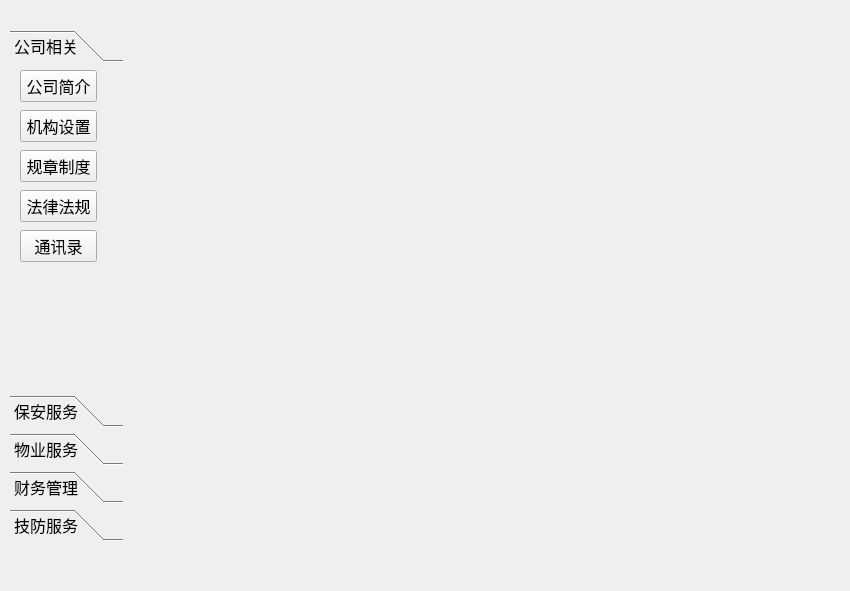
This is Main.ui in yao901213/GuardCoop as Qt 5 draws it before an edit. The edited form follows.
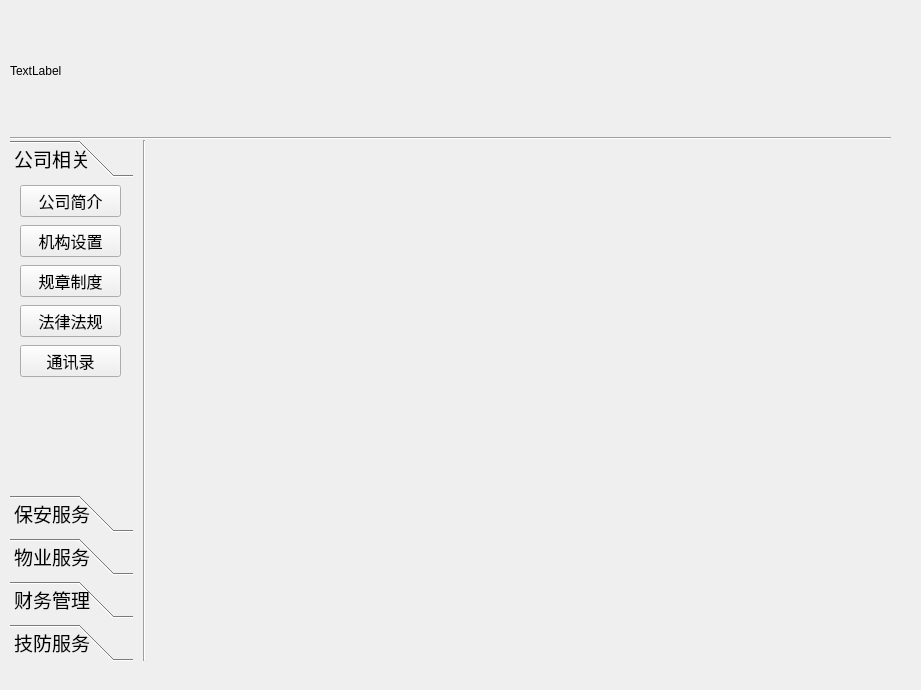
This is the edited form.

```diff
--- a/Main.ui
+++ b/Main.ui
@@ -6,8 +6,8 @@
    <rect>
     <x>0</x>
     <y>0</y>
-    <width>850</width>
-    <height>591</height>
+    <width>921</width>
+    <height>690</height>
    </rect>
   </property>
   <property name="windowTitle">
@@ -17,14 +17,14 @@
    <property name="geometry">
     <rect>
      <x>10</x>
-     <y>30</y>
-     <width>801</width>
-     <height>511</height>
+     <y>140</y>
+     <width>881</width>
+     <height>521</height>
     </rect>
    </property>
    <layout class="QVBoxLayout" name="verticalLayout_3">
     <item>
-     <layout class="QHBoxLayout" name="horizontalLayout" stretch="1,6">
+     <layout class="QHBoxLayout" name="horizontalLayout" stretch="1,0,6">
       <property name="spacing">
        <number>10</number>
       </property>
@@ -42,7 +42,7 @@
         <property name="font">
          <font>
           <family>楷体</family>
-          <pointsize>12</pointsize>
+          <pointsize>14</pointsize>
          </font>
         </property>
         <property name="cursor">
@@ -51,6 +51,9 @@
         <property name="contextMenuPolicy">
          <enum>Qt::NoContextMenu</enum>
         </property>
+        <property name="styleSheet">
+         <string notr="true">border-color: rgb(241, 255, 235);</string>
+        </property>
         <property name="currentIndex">
          <number>0</number>
         </property>
@@ -59,8 +62,8 @@
           <rect>
            <x>0</x>
            <y>0</y>
-           <width>112</width>
-           <height>357</height>
+           <width>122</width>
+           <height>352</height>
           </rect>
          </property>
          <attribute name="label">
@@ -71,7 +74,7 @@
            <rect>
             <x>10</x>
             <y>0</y>
-            <width>77</width>
+            <width>101</width>
             <height>201</height>
            </rect>
           </property>
@@ -81,6 +84,7 @@
              <property name="font">
               <font>
                <family>黑体</family>
+               <pointsize>12</pointsize>
               </font>
              </property>
              <property name="text">
@@ -96,6 +100,7 @@
              <property name="font">
               <font>
                <family>黑体</family>
+               <pointsize>12</pointsize>
               </font>
              </property>
              <property name="text">
@@ -111,6 +116,7 @@
              <property name="font">
               <font>
                <family>黑体</family>
+               <pointsize>12</pointsize>
               </font>
              </property>
              <property name="text">
@@ -126,6 +132,7 @@
              <property name="font">
               <font>
                <family>黑体</family>
+               <pointsize>12</pointsize>
               </font>
              </property>
              <property name="text">
@@ -141,6 +148,7 @@
              <property name="font">
               <font>
                <family>黑体</family>
+               <pointsize>12</pointsize>
               </font>
              </property>
              <property name="text">
@@ -307,6 +315,13 @@
         </widget>
        </widget>
       </item>
+      <item>
+       <widget class="Line" name="line_2">
+        <property name="orientation">
+         <enum>Qt::Vertical</enum>
+        </property>
+       </widget>
+      </item>
       <item>
        <widget class="QStackedWidget" name="stackedWidget">
         <widget class="QWidget" name="page_6"/>
@@ -317,6 +332,32 @@
     </item>
    </layout>
   </widget>
+  <widget class="QLabel" name="labelTopPic">
+   <property name="geometry">
+    <rect>
+     <x>10</x>
+     <y>10</y>
+     <width>881</width>
+     <height>121</height>
+    </rect>
+   </property>
+   <property name="text">
+    <string>TextLabel</string>
+   </property>
+  </widget>
+  <widget class="Line" name="line">
+   <property name="geometry">
+    <rect>
+     <x>10</x>
+     <y>130</y>
+     <width>881</width>
+     <height>16</height>
+    </rect>
+   </property>
+   <property name="orientation">
+    <enum>Qt::Horizontal</enum>
+   </property>
+  </widget>
  </widget>
  <resources/>
  <connections/>
```
Left out of the diff: 25 changed lines with no effect on the pictures.
